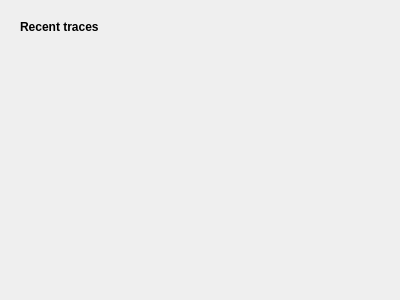
Old version of the form source/frontend/views/start/recent_traces_pane.ui in the repository GPUOpen-Tools/radeon_raytracing_analyzer.
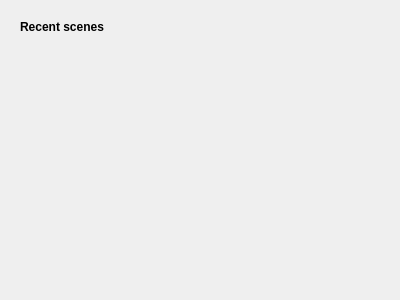
New version of the form. Custom widgets are drawn as their Qt base class.

```diff
--- a/source/frontend/views/start/recent_traces_pane.ui
+++ b/source/frontend/views/start/recent_traces_pane.ui
@@ -47,7 +47,7 @@
           </font>
          </property>
          <property name="text">
-          <string>Recent traces</string>
+          <string>Recent scenes</string>
          </property>
         </widget>
        </item>
```
